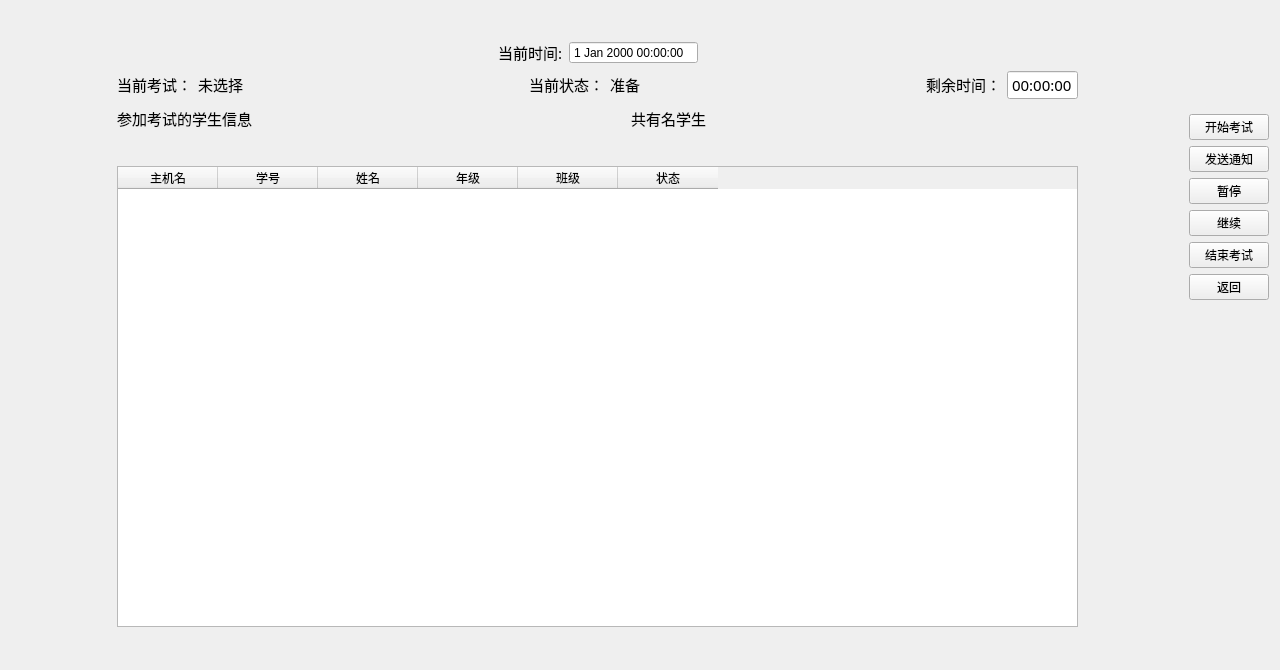
AlanForeverAi/Exams, file server/examcontrol.ui: the form before one commit.
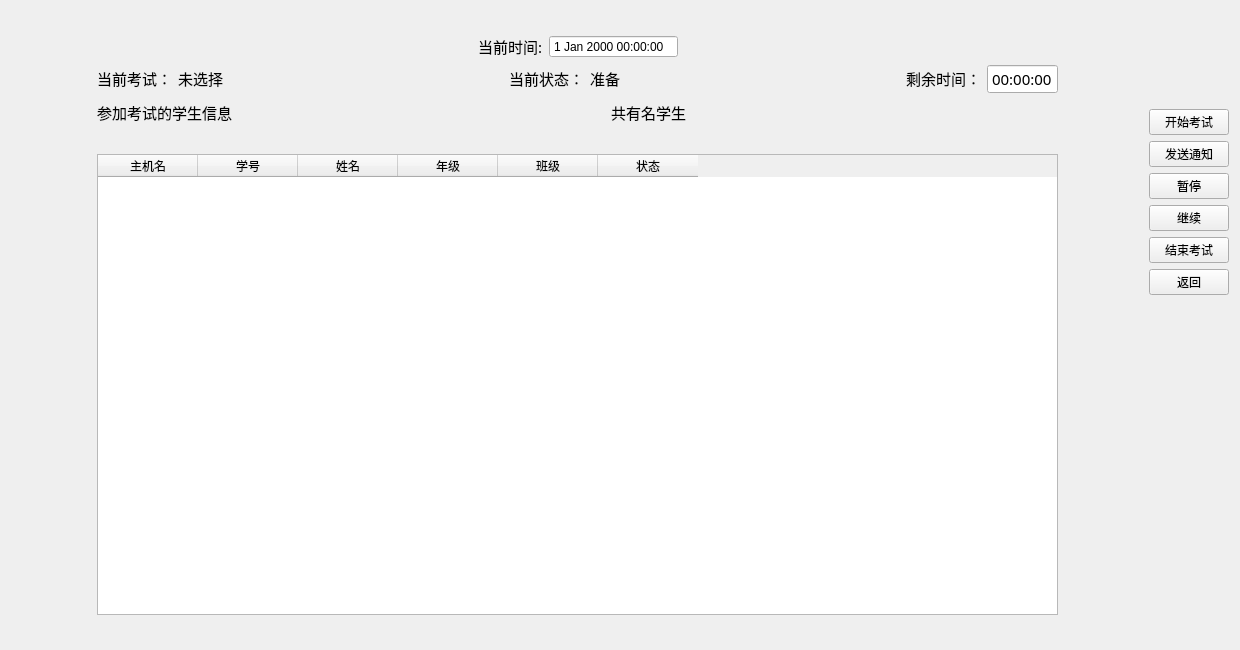
The form after the commit.

```diff
--- a/server/examcontrol.ui
+++ b/server/examcontrol.ui
@@ -6,20 +6,20 @@
    <rect>
     <x>0</x>
     <y>0</y>
-    <width>1280</width>
-    <height>670</height>
+    <width>1240</width>
+    <height>650</height>
    </rect>
   </property>
   <property name="minimumSize">
    <size>
-    <width>1280</width>
-    <height>670</height>
+    <width>1240</width>
+    <height>650</height>
    </size>
   </property>
   <property name="maximumSize">
    <size>
-    <width>1280</width>
-    <height>670</height>
+    <width>1240</width>
+    <height>650</height>
    </size>
   </property>
   <property name="windowTitle">
```
Left out of the diff: 7 changed lines with no effect on the pictures.
